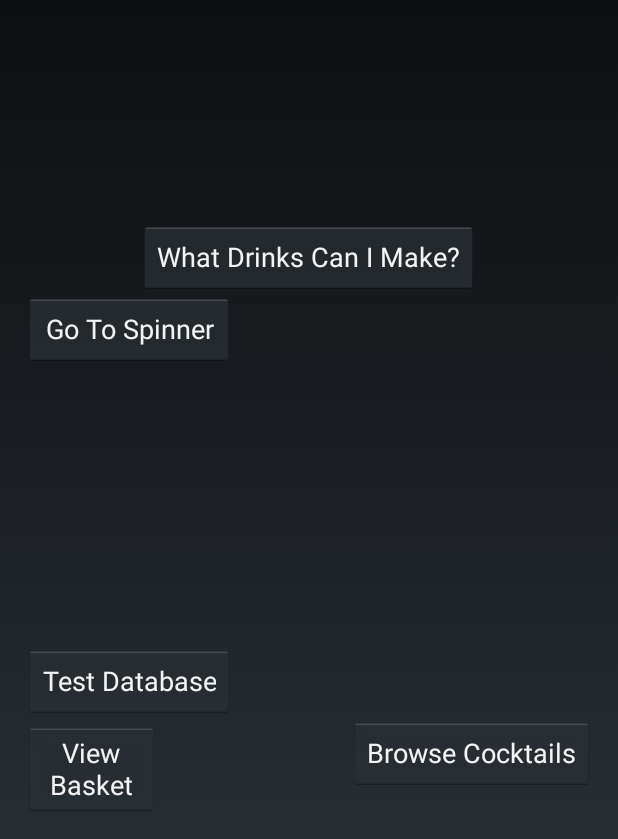
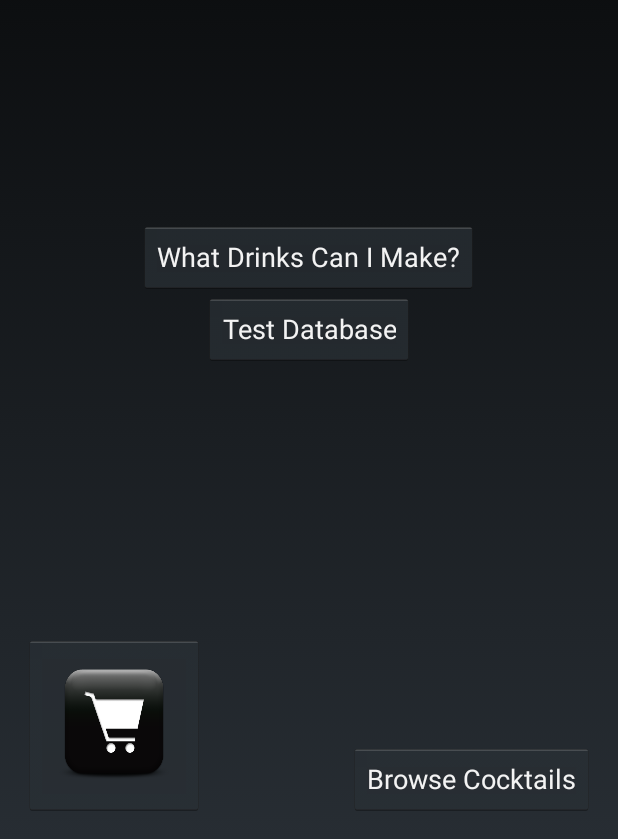
Before and after one commit to hakims/Alchemy, an Android app: the screen it shows after launch (HomePage), on a phone screen of 412 x 824 dp, the part 397-1236 px from its top. Run offline under Robolectric (Android 15) with nearby library versions, the phone set to English and light mode, and no system bars.

Commit message:
Basket Button

```diff
--- a/app/src/main/java/com/dev/foundingfourfathers/alchemy/HomePage.java
+++ b/app/src/main/java/com/dev/foundingfourfathers/alchemy/HomePage.java
@@ -7,6 +7,7 @@ import android.view.Menu;
 import android.view.MenuItem;
 import android.view.View;
 import android.widget.Button;
+import android.widget.ImageButton;
 import android.widget.ImageView;
 import android.widget.Toast;
 
@@ -16,7 +17,7 @@ import com.dev.foundingfourfathers.alchemy.BrowseCocktails.BrowseCocktails;
 public class HomePage extends Activity {
 
     AlchemyDB database;
-    private Button b_toBasket;
+    private ImageButton b_toBasket;
     private Button dbTest;
     private Button b_make_drink;
 
@@ -38,7 +39,7 @@ public class HomePage extends Activity {
 
 
 
-        b_toBasket = (Button) findViewById(R.id.b_toBasket);
+        b_toBasket = (ImageButton) findViewById(R.id.b_toBasket);
         b_toBasket.setOnClickListener(new View.OnClickListener() {
             @Override
             public void onClick(View view) {
--- a/app/src/main/res/layout/activity_home_page.xml
+++ b/app/src/main/res/layout/activity_home_page.xml
@@ -7,33 +7,24 @@
 
 
 
-    <Button
-
-        android:layout_width="wrap_content"
-        android:layout_height="wrap_content"
+    <ImageButton
+        android:layout_width="120dp"
+        android:layout_height="120dp"
+        android:scaleType="fitXY"
         android:text="View Basket"
         android:id="@+id/b_toBasket"
+        android:src = "@drawable/basket"
         android:layout_alignParentBottom="true"
-        android:layout_toLeftOf="@+id/image_logo"
-        android:layout_toStartOf="@+id/image_logo" />
+        android:layout_alignParentLeft="true"
+        android:layout_alignParentStart="true" />
 
     <Button
         android:layout_width="wrap_content"
         android:layout_height="wrap_content"
         android:text="Test Database"
         android:id="@+id/b_dbTest"
-        android:layout_above="@+id/b_toBrowseCocktails" />
-
-    <Button
-        android:layout_width="wrap_content"
-        android:layout_height="wrap_content"
-        android:text="Go To Spinner"
-        android:id="@+id/b_to_Spinner"
         android:layout_below="@+id/button_make_drink"
-        android:layout_alignLeft="@+id/b_dbTest"
-        android:layout_alignStart="@+id/b_dbTest"
-        android:layout_alignRight="@+id/b_dbTest"
-        android:layout_alignEnd="@+id/b_dbTest" />
+        android:layout_centerHorizontal="true" />
 
     <Button
         android:layout_width="wrap_content"
```
Also changed, not shown: app/src/main/res/drawable-hdpi/basket.png (added).
